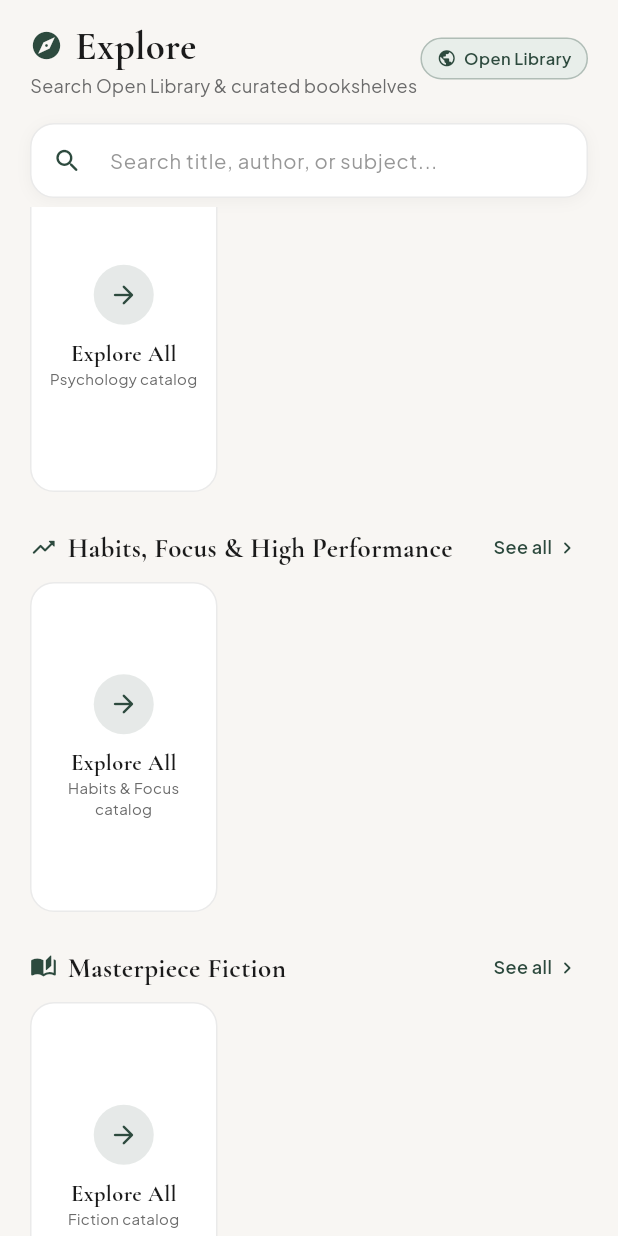
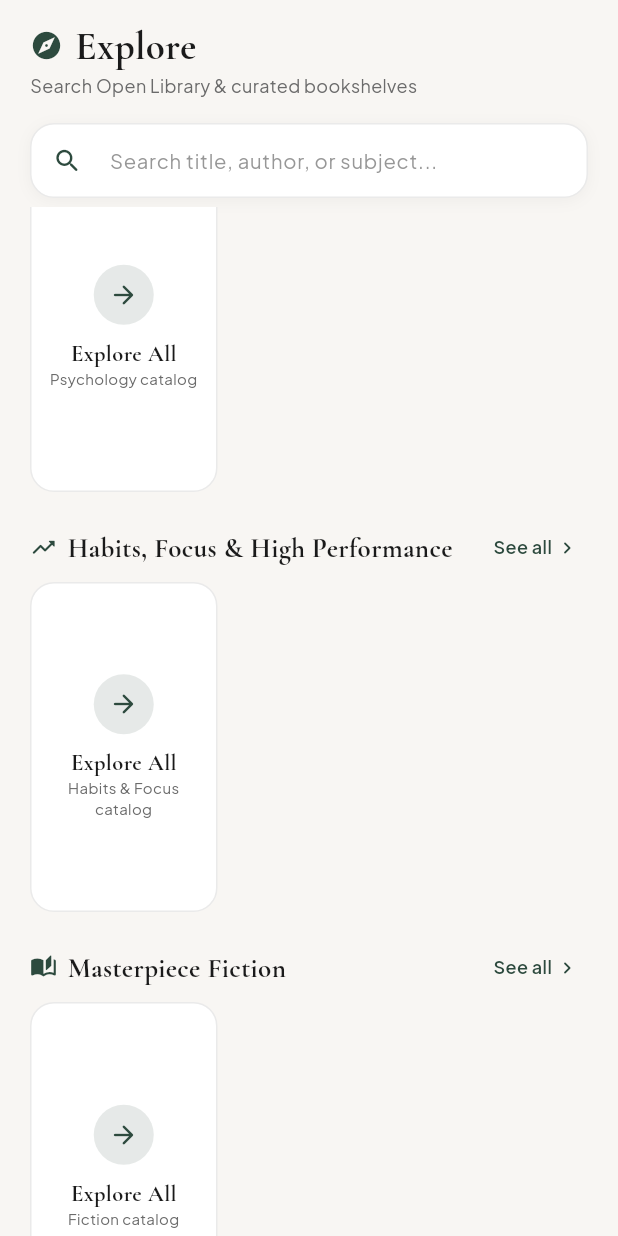
Before and after one commit to mulukentsegaye/liread, a Flutter app: the ExploreScreen screen opened directly, scrolled down 576 dp, on a phone screen of 412 x 824 dp. Run offline on Flutter 3.47's test engine with Material 3 defaults, Android fonts, the phone set to English and light mode, and no system bars; our stand-ins replace google_fonts, shared_preferences, supabase_flutter; accounts and stored records are empty; network calls fail.

Commit message:
fix(explore): remove open library badge from top right header

```diff
--- a/frontend/lib/features/explore/presentation/explore_screen.dart
+++ b/frontend/lib/features/explore/presentation/explore_screen.dart
@@ -236,36 +236,7 @@ class _ExploreScreenState extends State<ExploreScreen> {
                           ),
                         ],
                       ),
-                      // Quick source badge
-                      Container(
-                        padding: const EdgeInsets.symmetric(horizontal: 10, vertical: 5),
-                        decoration: BoxDecoration(
-                          color: isDark ? AppColors.darkPrimarySurface : AppColors.primarySurface,
-                          borderRadius: BorderRadius.circular(14),
-                          border: Border.all(
-                            color: primaryColor.withValues(alpha: 0.3),
-                          ),
-                        ),
-                        child: Row(
-                          mainAxisSize: MainAxisSize.min,
-                          children: [
-                            Icon(
-                              Icons.public_rounded,
-                              size: 13,
-                              color: primaryColor,
-                            ),
-                            const SizedBox(width: 5),
-                            Text(
-                              'Open Library',
-                              style: GoogleFonts.plusJakartaSans(
-                                fontSize: 11,
-                                fontWeight: FontWeight.w600,
-                                color: primaryColor,
-                              ),
-                            ),
-                          ],
-                        ),
-                      ),
+
                     ],
                   ),
                 ),
```
Also changed, not shown: 1 other file.
